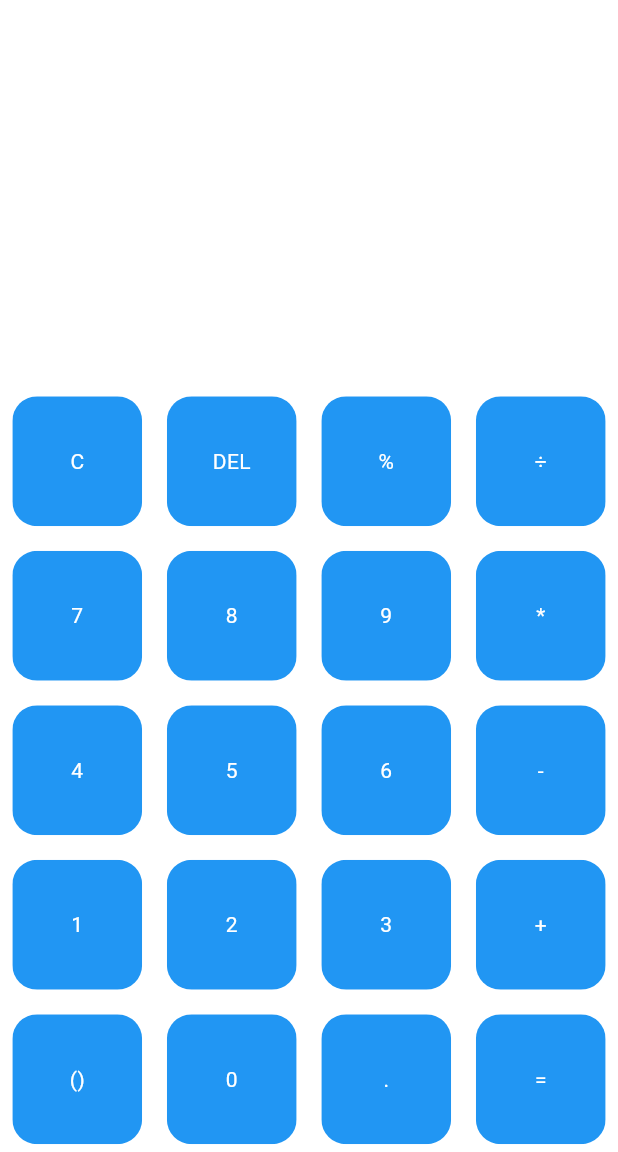
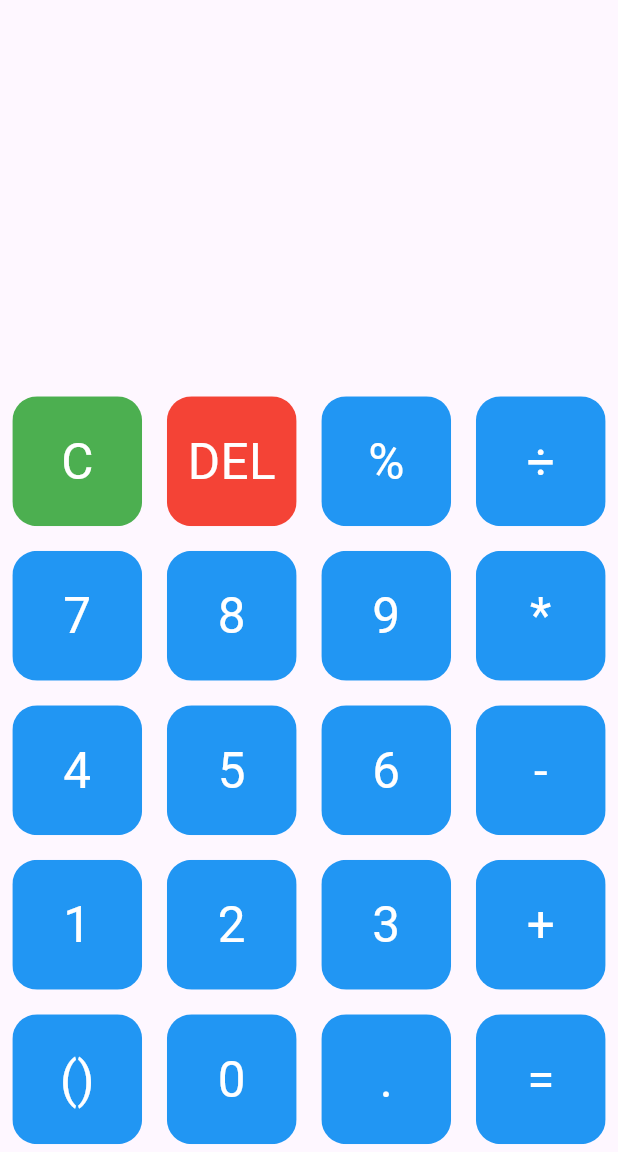
Before and after one commit to Jlara38/calculator_app, a Flutter app: the screen it shows after launch, on a phone screen of 412 x 824 dp, the part 84-1236 px from its top. Run offline on Flutter 3.47's test engine with Material 3 defaults, Android fonts, the phone set to English and light mode, and no system bars.

Commit message:
Added some functionality to the clear, delete, and parentheses buttons.

```diff
--- a/lib/buttons.dart
+++ b/lib/buttons.dart
@@ -6,21 +6,36 @@ class MyButton extends StatelessWidget {
   final String buttonText;
   final double screenWidth;
   final double screenHeight;
+  final action_Pressed;
 
-  MyButton({this.color, this.textColor, required this.buttonText, required this.screenWidth, required this.screenHeight});
+  MyButton({
+    this.color,
+    this.textColor,
+    required this.buttonText,
+    required this.screenWidth,
+    required this.screenHeight,
+    this.action_Pressed,
+  });
 
   @override
   Widget build(BuildContext context) {
-
-    return Padding(
+    return GestureDetector(
+      onTap: action_Pressed,
+      child: Padding(
         padding: EdgeInsets.all(screenWidth * 0.02),
         child: ClipRRect(
           borderRadius: BorderRadius.circular(screenWidth * 0.04),
           child: Container(
-
             color: color,
             child: Center(
-          child: Text(buttonText, style: TextStyle(color: textColor)),
+              child: Text(
+                buttonText,
+                style: TextStyle(
+                  color: textColor,
+                  fontSize: screenWidth * 0.08,
+                ),
+              ),
+            ),
           ),
         ),
       ),
--- a/lib/main.dart
+++ b/lib/main.dart
@@ -31,6 +31,33 @@ class MyHomePage extends StatefulWidget {
 }
 
 class _MyHomePageState extends State<MyHomePage> {
+  String question = "";
+  String answer = "";
+  bool isParen = false;
+
+  final List<String> buttons = [
+    'C',
+    'DEL',
+    '%',
+    '÷',
+    '7',
+    '8',
+    '9',
+    '*',
+    '4',
+    '5',
+    '6',
+    '-',
+    '1',
+    '2',
+    '3',
+    '+',
+    '()',
+    '0',
+    '.',
+    '=',
+  ];
+
   @override
   void initState() {
     super.initState();
@@ -46,8 +73,6 @@ class _MyHomePageState extends State<MyHomePage> {
       DeviceOrientation.portraitDown,
     ]);
     super.dispose();
-
-    // TextEditingController _calculationController = " ";
   }
 
   @override
@@ -55,32 +80,9 @@ class _MyHomePageState extends State<MyHomePage> {
     final double screenHeight = MediaQuery.of(context).size.height;
     final double screenWidth = MediaQuery.of(context).size.width;
 
-    // This list will later be used in order to later create the buttons
-    final List<String> buttons = [
-      'C',
-      'DEL',
-      '%',
-      '÷',
-      '7',
-      '8',
-      '9',
-      '*',
-      '4',
-      '5',
-      '6',
-      '-',
-      '1',
-      '2',
-      '3',
-      '+',
-      '()',
-      '0',
-      '.',
-      '=',
-    ];
+    // This list will later be used in order to later create the button.
 
     return Scaffold(
-      backgroundColor: Colors.transparent,
       appBar: AppBar(
         leading: IconButton(
           icon: const Icon(Icons.menu),
@@ -112,53 +114,133 @@ class _MyHomePageState extends State<MyHomePage> {
 
       body: Column(
         children: [
-          Expanded(child: Container()),
-          _createCalculatorButtons(buttons,screenHeight,screenWidth),
+          _createCalculationResultsWindow(screenWidth, screenHeight),
+          _createCalculatorButtons(screenHeight, screenWidth),
         ],
       ),
     );
   }
 
-  // Widget _createCalculationResultsWindow(
-  //   double screenWidth,
-  //   double screenHeight,
-  // ) {
-  //   return Container(
-  //     padding: EdgeInsets.all(screenWidth * 0.04),
-  //     height: screenHeight * 0.20,
-  //     decoration: BoxDecoration(
-  //       color: Colors.white,
-  //       borderRadius: BorderRadius.circular(screenWidth * 0.02),
-  //       border: Border.all(color: Colors.grey, width: 1),
-  //     ),
-  //     child: Row(
-  //       mainAxisAlignment: MainAxisAlignment.end,
-  //       children: [
-  //         Column(
-  //           mainAxisAlignment: MainAxisAlignment.spaceEvenly,
-  //           children: [
-  //             IconButton(
-  //               onPressed: () {},
-  //               icon: Icon(Icons.backspace, color: Colors.blue[200]),
-  //             ),
-  //           ],
-  //         ),
-  //       ],
-  //     ),
-  //   );
-  // }
+  Widget _createCalculationResultsWindow(
+    double screenWidth,
+    double screenHeight,
+  ) {
+    return Expanded(
+      child: Container(
+        child: Column(
+          mainAxisAlignment: MainAxisAlignment.spaceEvenly,
+          children: [
+            Container(
+              padding: EdgeInsets.all(screenWidth * 0.04),
+              alignment: Alignment.centerRight,
+              child: Text(question),
+            ),
+            Container(
+              padding: EdgeInsets.all(screenWidth * 0.04),
+              alignment: Alignment.bottomRight,
+              child: Text(answer),
+            ),
+          ],
+        ),
+      ),
+    );
+  }
 
-  Widget _createCalculatorButtons(List<String> buttons, double screenHeight, double screenWidth) {
+  Widget _createCalculatorButtons(double screenHeight, double screenWidth) {
     return Expanded(
       flex: 2,
       child: Container(
+        // You can change this to change the background from the buttons
+        // color: Colors.lightBlue[100],
         child: GridView.builder(
           itemCount: buttons.length,
           gridDelegate: SliverGridDelegateWithFixedCrossAxisCount(
             crossAxisCount: 4,
           ),
           itemBuilder: (BuildContext context, int index) {
+            // Index 0 is meant for the clearing of the entire user input
+            if (index == 0) {
+              return MyButton(
+                action_Pressed: () {
+                  setState(() {
+                    isParen = false;
+                    question = '';
+                  });
+                },
+                color: Colors.green,
+                textColor: Colors.white,
+                buttonText: buttons[index],
+                screenWidth: screenWidth,
+                screenHeight: screenHeight,
+              );
+            } // Index 1 is whenever the user wishes to delete something.
+            else if (index == 1) {
+              return MyButton(
+                action_Pressed: () {
+                  setState(() {
+                    // Check if the last character in the input is a '(' if so keep the isParen variable as false.
+                    if (question[question.length - 1] == '(') {
+                      isParen = false;
+                    }
+                    // Check if the last character in the input is a ')' if so keep the isParen variable as true.
+                    else if (question[question.length - 1] == ')') {
+                      isParen = true;
+                    }
+                    question = question.substring(0, question.length - 1);
+                  });
+                },
+                color: Colors.red,
+                textColor: Colors.white,
+                buttonText: buttons[index],
+                screenWidth: screenWidth,
+                screenHeight: screenHeight,
+              );
+            }
+            // Index 16 is meant for whenever the user wants to add parentheses to their question.
+            else if (index == 16) {
+              // If the parentheses is false it means its the first time being used thus using the '(' this side of the parentheses.
+              if (isParen == false) {
+                return MyButton(
+                  action_Pressed: () {
+                    setState(() {
+                      // We go ahead and flip the bool to true for the closing paretheses and add the '('
+                      isParen = true;
+                      question += '(';
+                    });
+                  },
+                  color: Colors.blue,
+                  textColor: Colors.white,
+                  buttonText: buttons[index],
+                  screenWidth: screenWidth,
+                  screenHeight: screenHeight,
+                );
+              } else {
+                // If the parentheses is true it means its ready to add the ')' closing paretheses.
+                return MyButton(
+                  action_Pressed: () {
+                    setState(() {
+                      // We go ahead and flip the bool to false for the closing paretheses and add the ')'
+                      // We make our bool false so that the user can keep using the parentheses whenever they want.
+                      isParen = false;
+                      question += ')';
+                    });
+                  },
+                  color: Colors.blue,
+                  textColor: Colors.white,
+                  buttonText: buttons[index],
+                  screenWidth: screenWidth,
+                  screenHeight: screenHeight,
+                );
+              }
+            }
+
+            // Otherwise the rest of the buttons will just continue to operate as usual and just add on to the question variable.
             return MyButton(
+              action_Pressed: () {
+                setState(() {
+                  question += buttons[index];
+                });
+              },
               buttonText: buttons[index],
               color: Colors.blue,
               textColor: Colors.white,
```
Lines whose indentation alone changed are shown as unchanged.
